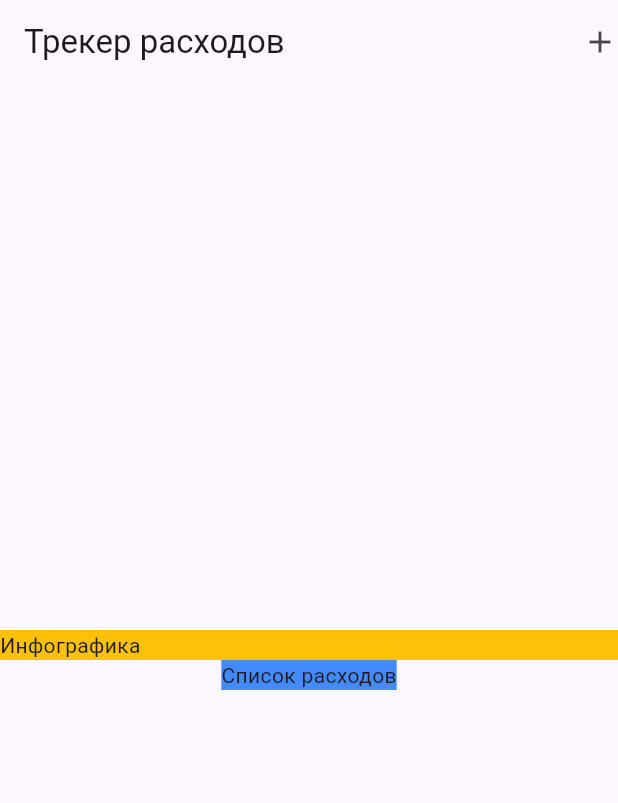
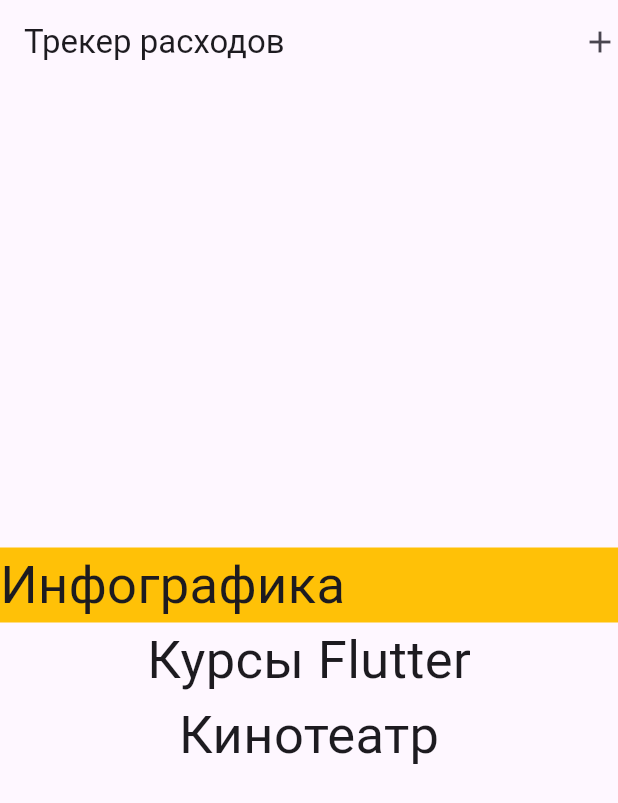
Before and after one commit to timkanurmamatov/expense_tracker, a Flutter app: the screen it shows after launch, on a phone screen of 412 x 824 dp. Shown: the top 803 px of the screen. Run offline on Flutter 3.47's test engine with Material 3 defaults, Android fonts, the phone set to English and light mode, and no system bars.

Commit message:
Добавил виджет ExpenseList сгенирировал список виджетов Text при помощи List.generate

```diff
--- a/lib/main.dart
+++ b/lib/main.dart
@@ -1,4 +1,4 @@
-import 'package:expense_tracker/expenses_screen.dart';
+import 'package:expense_tracker/widgets/expenses_screen.dart';
 import 'package:flutter/material.dart';
 
 void main() {
--- /dev/null
+++ b/lib/widgets/expense_list.dart
@@ -0,0 +1,17 @@
+import 'package:expense_tracker/models/expense_model.dart';
+import 'package:flutter/material.dart';
+
+class ExpenseList extends StatelessWidget {
+  final List<ExpenseModel> expenses;
+
+  const ExpenseList({super.key, required this.expenses});
+
+  @override
+  Widget build(BuildContext context) {
+    return Column(
+      children: List.generate(expenses.length, (index) {
+        return Text(expenses[index].title, style: TextStyle(fontSize: 35));
+      }),
+    );
+  }
+}
--- a/lib/expenses_screen.dart
+++ b/lib/widgets/expenses_screen.dart
@@ -1,4 +1,5 @@
-import 'package:expense_tracker/expense_model.dart';
+import 'package:expense_tracker/models/expense_model.dart';
+import 'package:expense_tracker/widgets/expense_list.dart';
 import 'package:flutter/material.dart';
 
 class ExpensesScreen extends StatefulWidget {
@@ -9,11 +10,11 @@ class ExpensesScreen extends StatefulWidget {
 }
 
 class _ExpensesScreenState extends State<ExpensesScreen> {
-  late List<ExpenseModel> expenses;
+  late List<ExpenseModel> _expenses;
 
   @override
   void initState() {
-    expenses = [
+    _expenses = [
       ExpenseModel(
         title: "Курсы Flutter",
         amount: 50,
@@ -44,10 +45,13 @@ class _ExpensesScreenState extends State<ExpensesScreen> {
           Container(
             width: double.infinity,
             color: Colors.amber,
-            child: Text("Инфографика"),
+            child: Text(
+              "Инфографика",
+              style: TextStyle(fontSize: 35,),
+            ),
           ),
           // todo: Заменить контейнер снизу списком расходов из [expenses] в виде виджетов Text
-          Container(color: Colors.blueAccent, child: Text("Список расходов")),
+          ExpenseList(expenses: _expenses),
         ],
       ),
     );
```
Also changed, not shown: lib/models/expense_model.dart (renamed from lib/expense_model.dart).
